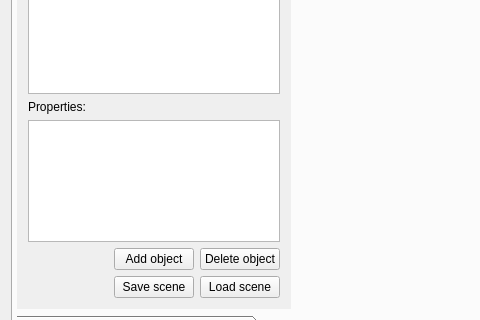
This is mainwindow.ui in kazeevn/Mipt-ray-tracer as Qt 5 draws it before an edit; both pictures show x 0 to 480 and y 164 to 484 of the 1100 by 650 pixel window. The edited form follows.
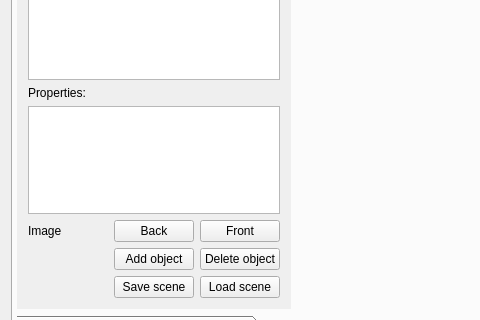
This is the edited form. Icons and pictures are not drawn.

Commit message: Added image editing in main window.

```diff
--- a/mainwindow.ui
+++ b/mainwindow.ui
@@ -76,6 +76,44 @@
           <item>
            <widget class="QTableView" name="objectsTableView"/>
           </item>
+          <item>
+           <layout class="QHBoxLayout" name="horizontalLayout_4">
+            <item>
+             <widget class="QLabel" name="label_3">
+              <property name="text">
+               <string>Image</string>
+              </property>
+             </widget>
+            </item>
+            <item>
+             <spacer name="horizontalSpacer_3">
+              <property name="orientation">
+               <enum>Qt::Horizontal</enum>
+              </property>
+              <property name="sizeHint" stdset="0">
+               <size>
+                <width>40</width>
+                <height>20</height>
+               </size>
+              </property>
+             </spacer>
+            </item>
+            <item>
+             <widget class="QPushButton" name="loadImageBack">
+              <property name="text">
+               <string>Back</string>
+              </property>
+             </widget>
+            </item>
+            <item>
+             <widget class="QPushButton" name="loadImageFront">
+              <property name="text">
+               <string>Front</string>
+              </property>
+             </widget>
+            </item>
+           </layout>
+          </item>
           <item>
            <layout class="QHBoxLayout" name="horizontalLayout_3">
             <item>
```
The commit also changes 11 other files.
